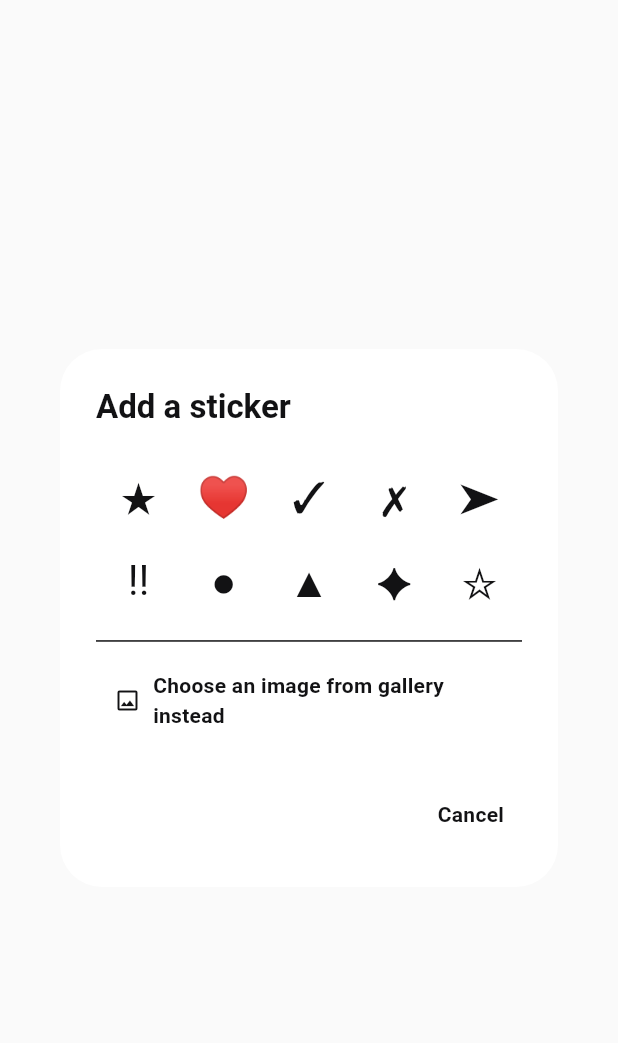
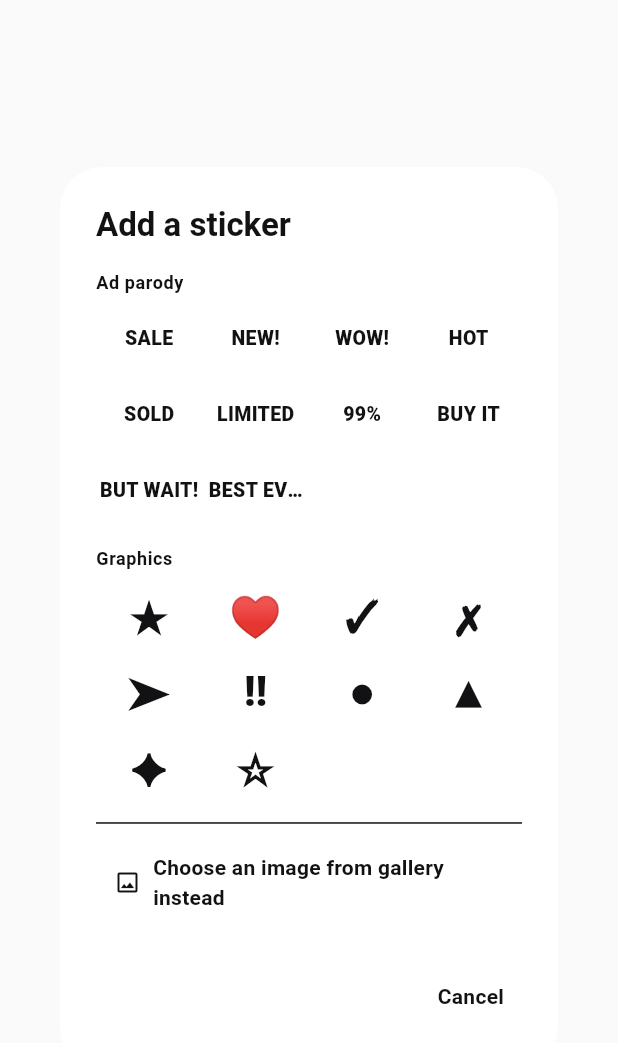
Before and after one commit to makife/AdGag, a Flutter app: the _StickerPickerDialog widget shown alone on an empty page, opened directly, on a phone screen of 412 x 824 dp. Shown: the top 1043 px of the screen. Run offline on Flutter 3.47's test engine with Material 3 defaults, Android fonts, the phone set to English and light mode, and no system bars; our stand-ins replace cached_network_image, camera, dio, file_picker, flutter_riverpod, go_router and 5 more; missing offline and left inert: easy_video_editor, ffmpeg_kit_flutter_new_video; accounts and stored records are empty; generated files the repository leaves out were written again; network calls fail; statements that could not run were skipped.

Commit message:
Curated sticker categories instead of one flat symbol grid
Two real categories now, not "here are 10 symbols": Ad Parody (SALE,
NEW!, WOW!, HOT, SOLD, LIMITED, 99%, BUY IT, BUT WAIT!, BEST EVER — the
ad-commerce parody vocabulary CLAUDE.md's own product concept is built
on, not a generic sticker pack) and Graphics (the existing symbol set).
Both still render through the same proven drawtext/font pipeline as
text overlays, not a new image-compositing path — deliberately not
adding a color-emoji "Reactions" category, since the bundled fonts have
no color-emoji glyphs and a category that silently fails to render
would be worse than not offering it; noted in code as a real follow-up
needing either image sprites or accepting that render risk.

Ad-parody stickers get hasOutline:true by default (multi-word text needs
real legibility over arbitrary video, unlike a single large glyph) and
their own smaller default font size, both via a new fontSize field on
_StickerSymbolChoice threaded through to the constructed TextOverlay.

Verified: flutter analyze (0 issues), flutter test (74/74), flutter
build apk --debug --dart-define-from-file=env/dev.json succeeded with
the real Supabase project ref confirmed in kernel_blob.bin.

Co-Authored-By: Claude Sonnet 5 <noreply@anthropic.com>

```diff
--- a/lib/features/create_ad/presentation/widgets/trim_step.dart
+++ b/lib/features/create_ad/presentation/widgets/trim_step.dart
@@ -374,7 +374,7 @@ class _TrimStepState extends ConsumerState<TrimStep> {
       return;
     }
     switch (choice) {
-      case _StickerSymbolChoice(:final String symbol):
+      case _StickerSymbolChoice(:final String symbol, :final double fontSize):
         final _TimeRange? range = await showDialog<_TimeRange>(
           context: context,
           builder: (BuildContext context) => _TimeRangeDialog(maxDuration: _trimmedDuration),
@@ -390,7 +390,8 @@ class _TrimStepState extends ConsumerState<TrimStep> {
                 startSec: range.start,
                 duration: range.end - range.start,
                 text: symbol,
-                fontSize: 64,
+                fontSize: fontSize,
+                hasOutline: true,
               ),
             );
       case _StickerGalleryChoice():
@@ -1964,8 +1965,9 @@ sealed class _StickerChoice {
 }
 
 final class _StickerSymbolChoice extends _StickerChoice {
-  const _StickerSymbolChoice(this.symbol);
+  const _StickerSymbolChoice(this.symbol, this.fontSize);
   final String symbol;
+  final double fontSize;
 }
 
 final class _StickerGalleryChoice extends _StickerChoice {
@@ -1975,11 +1977,54 @@ final class _StickerGalleryChoice extends _StickerChoice {
 /// Preset sticker glyphs, rendered through the same drawtext/font
 /// pipeline as a text overlay (not a new image-compositing path) — kept
 /// to plain symbol characters within Roboto's own glyph coverage rather
-/// than color emoji, which a bundled non-emoji TTF can't render.
-const List<String> _stickerSymbols = <String>["★", "♥", "✓", "✗", "➤", "‼", "●", "▲", "✦", "☆"];
+/// than color emoji, which a bundled non-emoji TTF can't render (a
+/// missing-glyph is a soft failure — the symbol just doesn't draw — but
+/// a whole category of stickers that silently don't render would be a
+/// worse experience than not offering it; a real emoji/reaction category
+/// needs either image sprites or accepting that render risk, not
+/// pretending plain symbols are equivalent).
+const List<String> _stickerGraphics = <String>["★", "♥", "✓", "✗", "➤", "‼", "●", "▲", "✦", "☆"];
+
+/// AdGag's own "everything is an ad" bit (CLAUDE.md sections 1/2) as a
+/// curated sticker set — the ad-commerce parody vocabulary the whole
+/// product's tone is built on, not a generic sticker pack.
+const List<String> _stickerAdParody = <String>[
+  "SALE", "NEW!", "WOW!", "HOT", "SOLD", "LIMITED", "99%", "BUY IT", "BUT WAIT!", "BEST EVER",
+];
 
 class _StickerPickerDialog extends StatelessWidget {
   const _StickerPickerDialog();
+
+  Widget _grid(BuildContext context, List<String> items, double fontSize) {
+    return GridView.count(
+      crossAxisCount: 4,
+      shrinkWrap: true,
+      physics: const NeverScrollableScrollPhysics(),
+      childAspectRatio: 1.4,
+      children: <Widget>[
+        for (final String item in items)
+          InkWell(
+            borderRadius: BorderRadius.circular(AppRadius.md),
+            onTap: () => Navigator.of(context).pop(_StickerSymbolChoice(item, fontSize)),
+            child: Container(
+              margin: const EdgeInsets.all(2),
+              decoration: BoxDecoration(
+                color: Theme.of(context).colorScheme.surfaceContainerHigh,
+                borderRadius: BorderRadius.circular(AppRadius.md),
+              ),
+              alignment: Alignment.center,
+              child: Text(
+                item,
+                textAlign: TextAlign.center,
+                style: TextStyle(fontSize: fontSize > 40 ? 28 : 13, fontWeight: FontWeight.w800),
+                maxLines: 1,
+                overflow: TextOverflow.ellipsis,
+              ),
+            ),
+          ),
+      ],
+    );
+  }
 
   @override
   Widget build(BuildContext context) {
@@ -1987,23 +2032,18 @@ class _StickerPickerDialog extends StatelessWidget {
       title: const Text("Add a sticker"),
       content: SizedBox(
         width: double.maxFinite,
+        child: SingleChildScrollView(
           child: Column(
             mainAxisSize: MainAxisSize.min,
             crossAxisAlignment: CrossAxisAlignment.start,
             children: <Widget>[
-            GridView.count(
-              crossAxisCount: 5,
-              shrinkWrap: true,
-              physics: const NeverScrollableScrollPhysics(),
-              children: <Widget>[
-                for (final String symbol in _stickerSymbols)
-                  InkWell(
-                    borderRadius: BorderRadius.circular(AppRadius.md),
-                    onTap: () => Navigator.of(context).pop(_StickerSymbolChoice(symbol)),
-                    child: Center(child: Text(symbol, style: const TextStyle(fontSize: 28))),
-                  ),
-              ],
-            ),
+              Text("Ad parody", style: Theme.of(context).textTheme.labelMedium),
+              const SizedBox(height: AppSpacing.xs),
+              _grid(context, _stickerAdParody, 28),
+              const SizedBox(height: AppSpacing.md),
+              Text("Graphics", style: Theme.of(context).textTheme.labelMedium),
+              const SizedBox(height: AppSpacing.xs),
+              _grid(context, _stickerGraphics, 64),
               const Divider(height: AppSpacing.xl),
               TextButton.icon(
                 onPressed: () => Navigator.of(context).pop(const _StickerGalleryChoice()),
@@ -2011,6 +2051,7 @@ class _StickerPickerDialog extends StatelessWidget {
                 label: const Text("Choose an image from gallery instead"),
               ),
             ],
+          ),
         ),
       ),
       actions: <Widget>[
```
Lines whose indentation alone changed are shown as unchanged.
